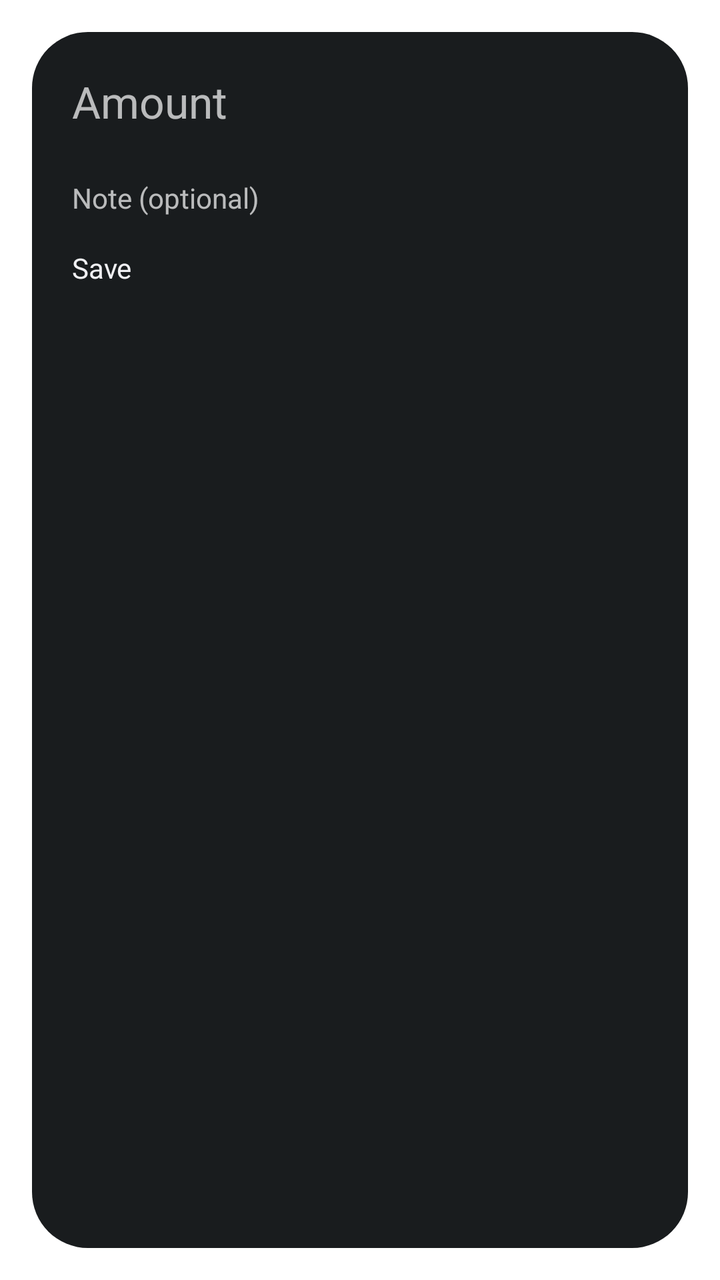
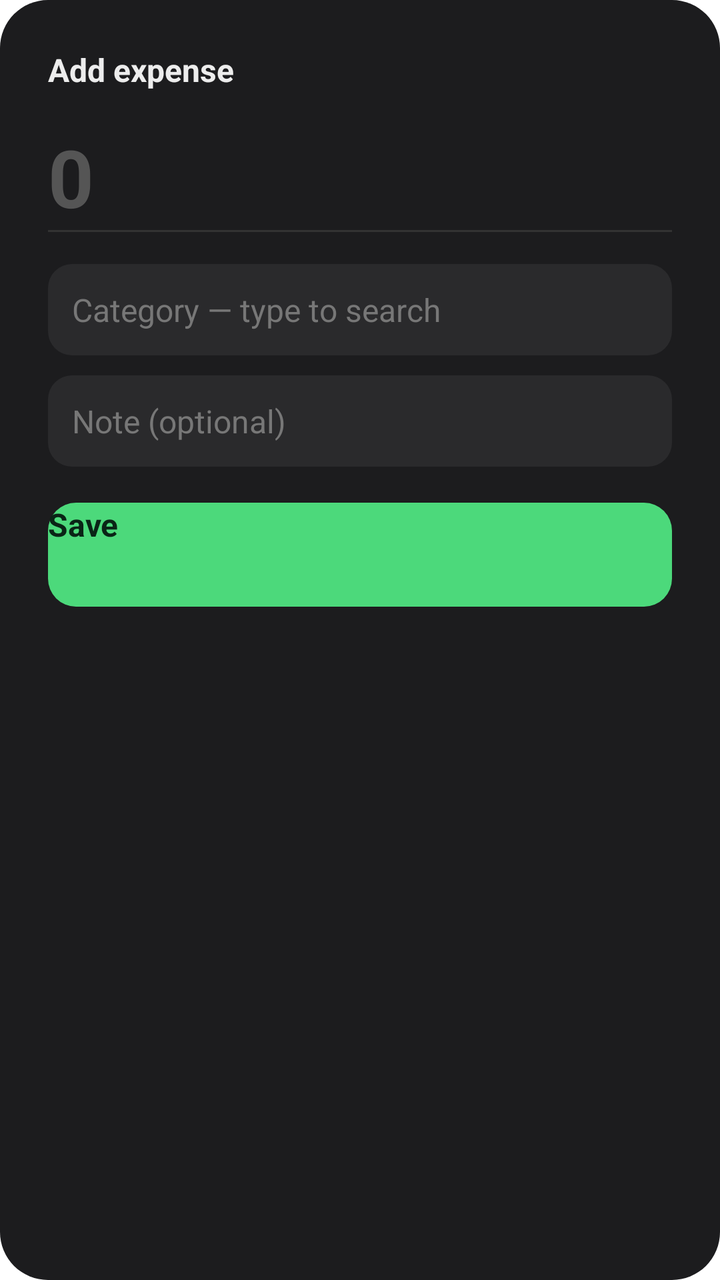

Two renders of the same Android screen: before a commit and after it. Below are the layout's source before the change and the commit's diff.
<!-- AndroidManifest.xml: activity theme android:Theme.DeviceDefault.Dialog -->
<!-- res/layout/quick_add.xml -->
<?xml version="1.0" encoding="utf-8"?>
<LinearLayout xmlns:android="http://schemas.android.com/apk/res/android"
    android:layout_width="match_parent"
    android:layout_height="wrap_content"
    android:orientation="vertical"
    android:padding="20dp">

    <EditText
        android:id="@+id/amount"
        android:layout_width="match_parent"
        android:layout_height="wrap_content"
        android:hint="@string/amount_hint"
        android:inputType="numberDecimal"
        android:textSize="22sp" />

    <Spinner
        android:id="@+id/category"
        android:layout_width="match_parent"
        android:layout_height="wrap_content"
        android:layout_marginTop="12dp" />

    <EditText
        android:id="@+id/note"
        android:layout_width="match_parent"
        android:layout_height="wrap_content"
        android:layout_marginTop="12dp"
        android:hint="@string/note_hint"
        android:inputType="text" />

    <Button
        android:id="@+id/save"
        android:layout_width="match_parent"
        android:layout_height="wrap_content"
        android:layout_marginTop="16dp"
        android:text="@string/save" />
</LinearLayout>
<!-- resources referenced by this layout -->
<resources>
  <string name="amount_hint">Amount</string>
  <string name="note_hint">Note (optional)</string>
  <string name="save">Save</string>
</resources>

<!-- the commit's change to res/layout/quick_add.xml (unified diff, before → after) -->
@@ -3,34 +3,72 @@
     android:layout_width="match_parent"
     android:layout_height="wrap_content"
     android:orientation="vertical"
-    android:padding="20dp">
+    android:background="@drawable/dialog_bg"
+    android:minWidth="320dp"
+    android:padding="24dp">
+
+    <TextView
+        android:layout_width="wrap_content"
+        android:layout_height="wrap_content"
+        android:text="@string/add_expense"
+        android:textColor="#EDEDED"
+        android:textSize="16sp"
+        android:textStyle="bold" />
 
     <EditText
         android:id="@+id/amount"
         android:layout_width="match_parent"
         android:layout_height="wrap_content"
+        android:layout_marginTop="16dp"
+        android:background="@null"
         android:hint="@string/amount_hint"
         android:inputType="numberDecimal"
-        android:textSize="22sp" />
+        android:textColor="#FFFFFF"
+        android:textColorHint="#555555"
+        android:textSize="40sp"
+        android:textStyle="bold" />
 
-    <Spinner
+    <View
+        android:layout_width="match_parent"
+        android:layout_height="1dp"
+        android:background="#333333" />
+
+    <AutoCompleteTextView
         android:id="@+id/category"
         android:layout_width="match_parent"
         android:layout_height="wrap_content"
-        android:layout_marginTop="12dp" />
+        android:layout_marginTop="16dp"
+        android:background="@drawable/field_bg"
+        android:completionThreshold="1"
+        android:hint="@string/category_hint"
+        android:inputType="text"
+        android:padding="12dp"
+        android:popupBackground="#2A2A2C"
+        android:textColor="#FFFFFF"
+        android:textColorHint="#777777"
+        android:textSize="16sp" />
 
     <EditText
         android:id="@+id/note"
         android:layout_width="match_parent"
         android:layout_height="wrap_content"
-        android:layout_marginTop="12dp"
+        android:layout_marginTop="10dp"
+        android:background="@drawable/field_bg"
         android:hint="@string/note_hint"
-        android:inputType="text" />
+        android:inputType="text"
+        android:padding="12dp"
+        android:textColor="#FFFFFF"
+        android:textColorHint="#777777"
+        android:textSize="16sp" />
 
     <Button
         android:id="@+id/save"
         android:layout_width="match_parent"
-        android:layout_height="wrap_content"
-        android:layout_marginTop="16dp"
-        android:text="@string/save" />
+        android:layout_height="52dp"
+        android:layout_marginTop="18dp"
+        android:background="@drawable/btn_accent"
+        android:text="@string/save"
+        android:textColor="#0A2416"
+        android:textSize="16sp"
+        android:textStyle="bold" />
 </LinearLayout>
<!-- resource entries referenced after the edit -->
@@ -1,7 +1,31 @@
 <!-- resources referenced by this layout -->
 <resources>
-  <string name="amount_hint">Amount</string>
+  <!-- drawable btn_accent (drawable) -->
+  <?xml version="1.0" encoding="utf-8"?>
+  <shape xmlns:android="http://schemas.android.com/apk/res/android">
+      <solid android:color="#4CD97B" />
+      <corners android:radius="14dp" />
+  </shape>
+  <!-- drawable dialog_bg (drawable) -->
+  <?xml version="1.0" encoding="utf-8"?>
+  <shape xmlns:android="http://schemas.android.com/apk/res/android">
+      <solid android:color="#1C1C1E" />
+      <corners android:radius="24dp" />
+  </shape>
+  <!-- drawable field_bg (drawable) -->
+  <?xml version="1.0" encoding="utf-8"?>
+  <shape xmlns:android="http://schemas.android.com/apk/res/android">
+      <solid android:color="#2A2A2C" />
+      <corners android:radius="12dp" />
+  </shape>
+  <string name="add_expense">Add expense</string>
+  <string name="amount_hint">0</string>
+  <string name="category_hint">Category — type to search</string>
   <string name="note_hint">Note (optional)</string>
   <string name="save">Save</string>
+  <style name="QuickAddTheme" parent="@android:style/Theme.DeviceDefault.Dialog.NoActionBar">
+          <item name="android:windowBackground">@android:color/transparent</item>
+          <item name="android:colorAccent">#4CD97B</item>
+      </style>
 </resources>
 
